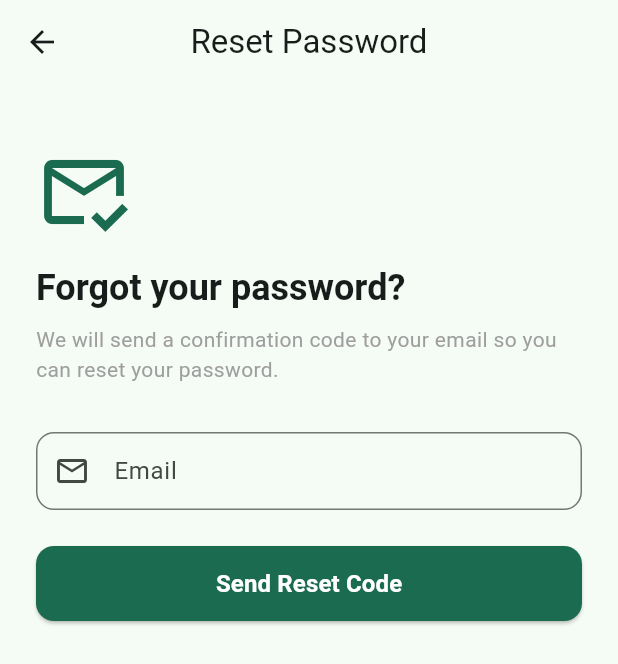
After one commit to mouloudelarram/FitTrack-AI-Fitness, a Flutter app: the screen it shows after launch, after a tap on "Forgot password?", on a phone screen of 412 x 824 dp. The commit adds this screen. Shown: the top 664 px of the screen. Run offline on Flutter 3.47's test engine with Material 3 defaults, Android fonts, the light colour scheme and no system bars; our stand-ins replace fl_chart, image_picker, shared_preferences; missing offline and left inert: amplify_auth_cognito, amplify_flutter.

Commit message:
feat: forget password

```diff
--- /dev/null
+++ b/mobile_app/lib/screens/forgot_password_screen.dart
@@ -0,0 +1,246 @@
+import 'package:flutter/material.dart';
+import '../services/auth_service.dart';
+
+class ForgotPasswordScreen extends StatefulWidget {
+  final String initialEmail;
+
+  const ForgotPasswordScreen({super.key, this.initialEmail = ''});
+
+  @override
+  State<ForgotPasswordScreen> createState() => _ForgotPasswordScreenState();
+}
+
+class _ForgotPasswordScreenState extends State<ForgotPasswordScreen> {
+  final _emailCtrl = TextEditingController();
+  final _codeCtrl = TextEditingController();
+  final _newPasswordCtrl = TextEditingController();
+  final _confirmPasswordCtrl = TextEditingController();
+  final _authService = AuthService();
+
+  bool _isLoading = false;
+  bool _awaitingConfirmation = false;
+  bool _obscureNewPassword = true;
+  bool _obscureConfirmPassword = true;
+
+  @override
+  void initState() {
+    super.initState();
+    _emailCtrl.text = widget.initialEmail;
+  }
+
+  @override
+  void dispose() {
+    _emailCtrl.dispose();
+    _codeCtrl.dispose();
+    _newPasswordCtrl.dispose();
+    _confirmPasswordCtrl.dispose();
+    super.dispose();
+  }
+
+  Future<void> _sendResetCode() async {
+    final email = _emailCtrl.text.trim();
+    if (!_isValidEmail(email)) {
+      _showError('Enter a valid email address.');
+      return;
+    }
+
+    setState(() => _isLoading = true);
+    try {
+      await _authService.resetPassword(email);
+      if (!mounted) return;
+      setState(() {
+        _awaitingConfirmation = true;
+      });
+      ScaffoldMessenger.of(context).showSnackBar(
+        SnackBar(
+          content: Text('A reset code has been sent to $email'),
+          backgroundColor: Colors.green,
+        ),
+      );
+    } catch (e) {
+      _showError(e.toString().replaceAll('Exception: ', ''));
+    } finally {
+      if (mounted) {
+        setState(() => _isLoading = false);
+      }
+    }
+  }
+
+  Future<void> _confirmReset() async {
+    final email = _emailCtrl.text.trim();
+    final code = _codeCtrl.text.trim();
+    final newPassword = _newPasswordCtrl.text;
+    final confirmPassword = _confirmPasswordCtrl.text;
+
+    if (!_isValidEmail(email)) {
+      _showError('Enter a valid email address.');
+      return;
+    }
+    if (code.isEmpty) {
+      _showError('Enter the confirmation code.');
+      return;
+    }
+    if (newPassword.length < 8) {
+      _showError('Password must be at least 8 characters.');
+      return;
+    }
+    if (!newPassword.contains(RegExp(r'[A-Z]'))) {
+      _showError('Password must contain an uppercase letter.');
+      return;
+    }
+    if (!newPassword.contains(RegExp(r'[0-9]'))) {
+      _showError('Password must contain a number.');
+      return;
+    }
+    if (newPassword != confirmPassword) {
+      _showError('Passwords do not match.');
+      return;
+    }
+
+    setState(() => _isLoading = true);
+    try {
+      final result = await _authService.confirmResetPassword(
+        email: email,
+        newPassword: newPassword,
+        confirmationCode: code,
+      );
+
+      if (!mounted) return;
+
+      if (result.isPasswordReset) {
+        Navigator.of(context).pop(email);
+      } else {
+        _showError('Password reset is not complete yet.');
+      }
+    } catch (e) {
+      _showError(e.toString().replaceAll('Exception: ', ''));
+    } finally {
+      if (mounted) {
+        setState(() => _isLoading = false);
+      }
+    }
+  }
+
+  void _showError(String message) {
+    if (!mounted) return;
+    ScaffoldMessenger.of(context).showSnackBar(
+      SnackBar(content: Text(message), backgroundColor: Colors.red),
+    );
+  }
+
+  bool _isValidEmail(String email) {
+    return email.isNotEmpty && email.contains('@');
+  }
+
+  @override
+  Widget build(BuildContext context) {
+    final theme = Theme.of(context);
+
+    return Scaffold(
+      appBar: AppBar(
+        title: const Text('Reset Password'),
+      ),
+      body: SafeArea(
+        child: SingleChildScrollView(
+          padding: const EdgeInsets.all(24),
+          child: Column(
+            crossAxisAlignment: CrossAxisAlignment.start,
+            children: [
+              const SizedBox(height: 16),
+              Icon(
+                _awaitingConfirmation ? Icons.lock_reset : Icons.mark_email_read_outlined,
+                size: 64,
+                color: theme.colorScheme.primary,
+              ),
+              const SizedBox(height: 16),
+              Text(
+                _awaitingConfirmation ? 'Create a new password' : 'Forgot your password?',
+                style: theme.textTheme.headlineSmall?.copyWith(fontWeight: FontWeight.bold),
+              ),
+              const SizedBox(height: 8),
+              Text(
+                _awaitingConfirmation
+                    ? 'Enter the confirmation code sent to your email and choose a new password.'
+                    : 'We will send a confirmation code to your email so you can reset your password.',
+                style: theme.textTheme.bodyMedium?.copyWith(color: Colors.grey),
+              ),
+              const SizedBox(height: 32),
+              TextFormField(
+                controller: _emailCtrl,
+                keyboardType: TextInputType.emailAddress,
+                decoration: const InputDecoration(
+                  labelText: 'Email',
+                  prefixIcon: Icon(Icons.email_outlined),
+                ),
+              ),
+              if (_awaitingConfirmation) ...[
+                const SizedBox(height: 16),
+                TextFormField(
+                  controller: _codeCtrl,
+                  keyboardType: TextInputType.number,
+                  decoration: const InputDecoration(
+                    labelText: 'Confirmation Code',
+                    prefixIcon: Icon(Icons.verified_user_outlined),
+                  ),
+                ),
+                const SizedBox(height: 16),
+                TextFormField(
+                  controller: _newPasswordCtrl,
+                  obscureText: _obscureNewPassword,
+                  decoration: InputDecoration(
+                    labelText: 'New Password',
+                    prefixIcon: const Icon(Icons.lock_outlined),
+                    suffixIcon: IconButton(
+                      icon: Icon(_obscureNewPassword ? Icons.visibility_off : Icons.visibility),
+                      onPressed: () => setState(() => _obscureNewPassword = !_obscureNewPassword),
+                    ),
+                  ),
+                ),
+                const SizedBox(height: 16),
+                TextFormField(
+                  controller: _confirmPasswordCtrl,
+                  obscureText: _obscureConfirmPassword,
+                  decoration: InputDecoration(
+                    labelText: 'Confirm New Password',
+                    prefixIcon: const Icon(Icons.lock_outlined),
+                    suffixIcon: IconButton(
+                      icon: Icon(_obscureConfirmPassword ? Icons.visibility_off : Icons.visibility),
+                      onPressed: () => setState(() => _obscureConfirmPassword = !_obscureConfirmPassword),
+                    ),
+                  ),
+                ),
+              ],
+              const SizedBox(height: 24),
+              ElevatedButton(
+                onPressed: _isLoading ? null : (_awaitingConfirmation ? _confirmReset : _sendResetCode),
+                style: ElevatedButton.styleFrom(
+                  backgroundColor: theme.colorScheme.primary,
+                  foregroundColor: Colors.white,
+                ),
+                child: _isLoading
+                    ? const SizedBox(
+                        height: 20,
+                        width: 20,
+                        child: CircularProgressIndicator(strokeWidth: 2, color: Colors.white),
+                      )
+                    : Text(
+                        _awaitingConfirmation ? 'Reset Password' : 'Send Reset Code',
+                        style: const TextStyle(fontSize: 16, fontWeight: FontWeight.bold),
+                      ),
+              ),
+              if (_awaitingConfirmation) ...[
+                const SizedBox(height: 16),
+                Center(
+                  child: TextButton(
+                    onPressed: _isLoading ? null : _sendResetCode,
+                    child: const Text('Resend Code'),
+                  ),
+                ),
+              ],
+            ],
+          ),
+        ),
+      ),
+    );
+  }
+}
--- a/mobile_app/lib/screens/login_screen.dart
+++ b/mobile_app/lib/screens/login_screen.dart
@@ -1,5 +1,6 @@
 import 'package:flutter/material.dart';
 import '../services/auth_service.dart';
+import 'forgot_password_screen.dart';
 import 'signup_screen.dart';
 import 'dashboard_screen.dart';
 
@@ -46,6 +47,26 @@ class _LoginScreenState extends State<LoginScreen> {
       }
     } finally {
       if (mounted) setState(() => _isLoading = false);
+    }
+  }
+
+  Future<void> _openForgotPassword() async {
+    final result = await Navigator.of(context).push<String>(
+      MaterialPageRoute(
+        builder: (_) => ForgotPasswordScreen(initialEmail: _emailCtrl.text.trim()),
+      ),
+    );
+
+    if (result != null && result.isNotEmpty && mounted) {
+      setState(() {
+        _emailCtrl.text = result;
+      });
+      ScaffoldMessenger.of(context).showSnackBar(
+        const SnackBar(
+          content: Text('Password reset complete. Please sign in.'),
+          backgroundColor: Colors.green,
+        ),
+      );
     }
   }
 
@@ -109,7 +130,14 @@ class _LoginScreenState extends State<LoginScreen> {
                         return null;
                       },
                     ),
-                    const SizedBox(height: 24),
+                    Align(
+                      alignment: Alignment.centerRight,
+                      child: TextButton(
+                        onPressed: _isLoading ? null : _openForgotPassword,
+                        child: const Text('Forgot password?'),
+                      ),
+                    ),
+                    const SizedBox(height: 8),
                     ElevatedButton(
                       onPressed: _isLoading ? null : _login,
                       style: ElevatedButton.styleFrom(
```
